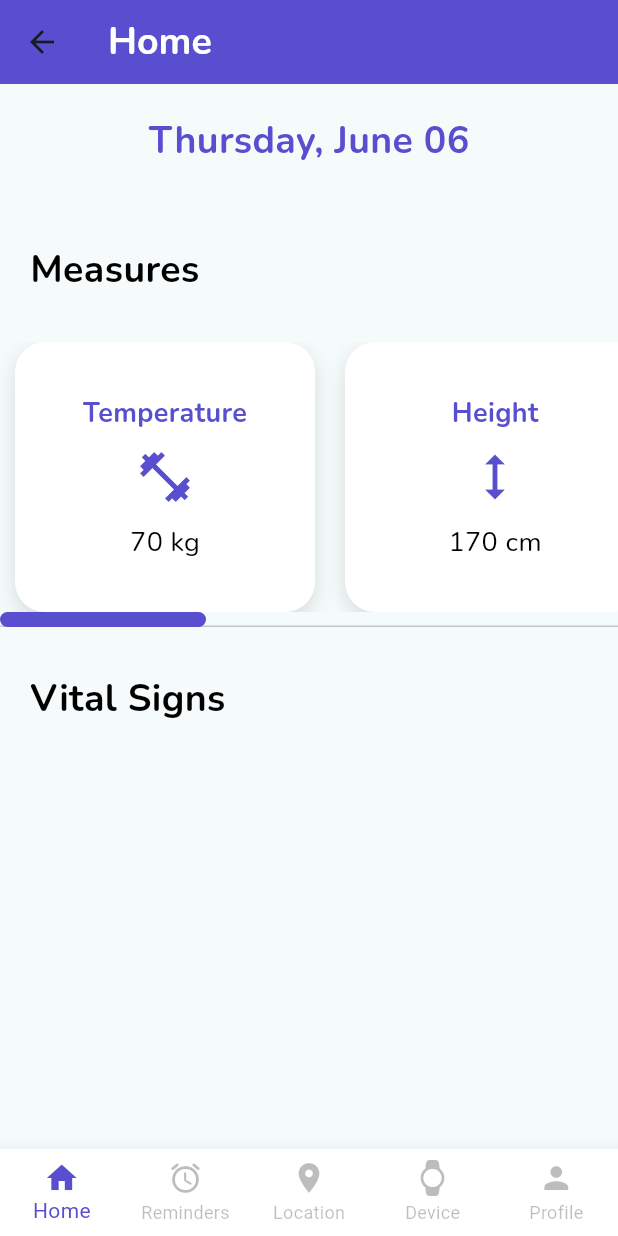
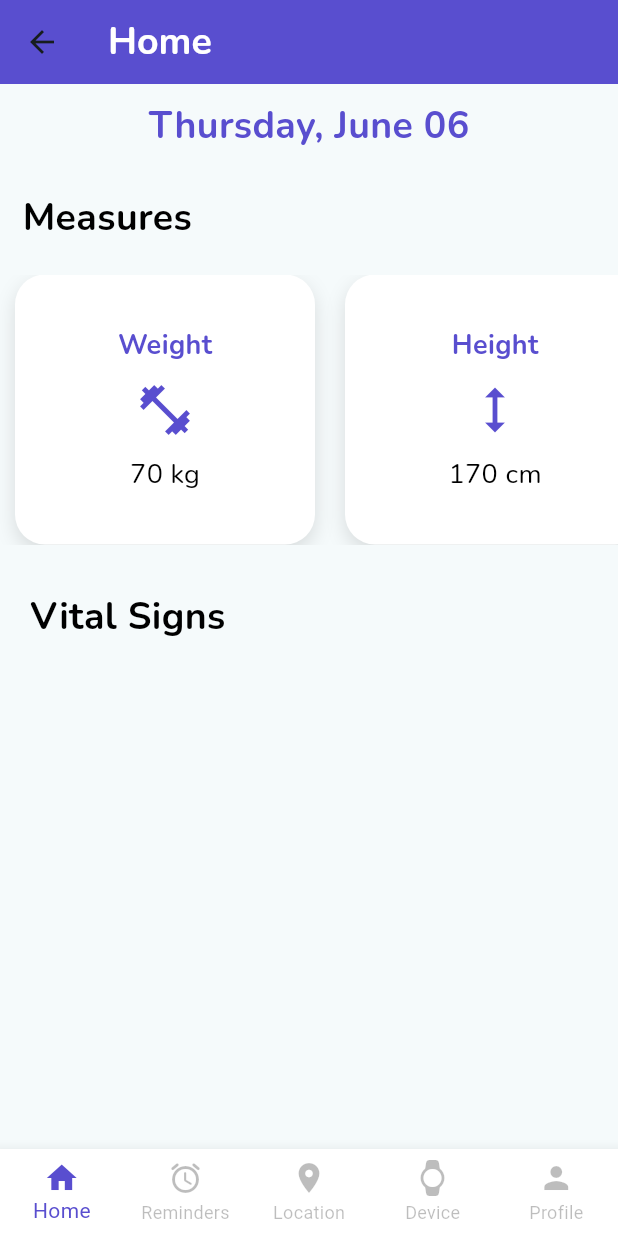
Before and after one commit to OneUp-WS71/mobile-application, a Flutter app: the RegisterKeeperDataScreen screen opened directly, after a tap on "Register", on a phone screen of 412 x 824 dp. Run offline on Flutter 3.47's test engine with Material 3 defaults, Android fonts, the phone set to English and light mode, and no system bars; our stand-ins replace animated_splash_screen.

Commit message:
fix: padding

```diff
--- a/lib/dataManagment/presentation/home/home_screen.dart
+++ b/lib/dataManagment/presentation/home/home_screen.dart
@@ -20,7 +20,7 @@ class HomeScreen extends StatelessWidget {
       body: Column(
         children: [
           Padding(
-              padding: const EdgeInsets.all(20),
+              padding: const EdgeInsets.all(10),
       child: Center(
         child: Text(
             formattedDate,
@@ -33,9 +33,9 @@ class HomeScreen extends StatelessWidget {
       ),
       ),
       ),
-          const SizedBox(height: 10),
+          //const SizedBox(height: 10),
           Container(
-            padding: const EdgeInsets.all(20),
+            padding: const EdgeInsets.all(15),
             alignment: Alignment.centerLeft,
             child: Text(
               'Measures',
@@ -47,14 +47,14 @@ class HomeScreen extends StatelessWidget {
               ),
             ),
           ),
-          const SizedBox(height: 10),
+          const SizedBox(height: 5),
           SizedBox(
             height: 180,
             child: ListView(
               scrollDirection: Axis.horizontal,
               children: const [
                 MeasureBox(
-                  title: 'Temperature',
+                  title: 'Weight',
                   icon: Icons.fitness_center,
                   value: '70 kg',
                 ),
@@ -74,7 +74,7 @@ class HomeScreen extends StatelessWidget {
           ),
 
           //tabBar decorativo
-          Container(
+         /* Container(
             height: 10,
             child: DefaultTabController(
               length: 3,
@@ -93,7 +93,7 @@ class HomeScreen extends StatelessWidget {
                 ],
               ),
             ),
-            ),
+            ),*/
 
           const SizedBox(height: 10),
           Container(
--- a/lib/main.dart
+++ b/lib/main.dart
@@ -12,7 +12,7 @@ class MyApp extends StatelessWidget {
   Widget build(BuildContext context) {
     return MaterialApp(
       debugShowCheckedModeBanner: false,
-      title: 'Flutter Demo',
+      title: 'OneUp',
       theme: ThemeData(
         colorScheme: ColorScheme.fromSeed(seedColor: Colors.white),
         useMaterial3: true,
--- a/lib/reminders/presentation/medicine/reminder_list_medicine_screen.dart
+++ b/lib/reminders/presentation/medicine/reminder_list_medicine_screen.dart
@@ -38,7 +38,7 @@ class ReminderItem extends StatelessWidget {
   @override
   Widget build(BuildContext context) {
     return Card(
-      color: Styles.secondaryColor,
+      color: Colors.white,
       margin: const EdgeInsets.symmetric(vertical: 8, horizontal: 16),
       child: ListTile(
         leading: Icon(Icons.medication_rounded, color: Styles.primaryColor),
--- a/lib/reminders/presentation/medicine/reminder_medicine_screen.dart
+++ b/lib/reminders/presentation/medicine/reminder_medicine_screen.dart
@@ -55,11 +55,12 @@ class ReminderMedicineScreen extends StatelessWidget {
                   ],
                 ),
               ),
+              SizedBox(height: 15),
               const Expanded(
                 child: TabBarView(
                   children: [
                     ReminderListMedicineScreen(),
-                    Center(child: Text('Medical Appointment Tab Content')),
+                    Center(child: Text('Appointment')),
                   ],
                 ),
               ),
--- a/lib/security/presentation/register/register_keeper_data_screen.dart
+++ b/lib/security/presentation/register/register_keeper_data_screen.dart
@@ -7,6 +7,9 @@ class RegisterKeeperDataScreen extends StatelessWidget {
 
   @override
   Widget build(BuildContext context) {
+    double screenHeight = MediaQuery.of(context).size.height;
+    double screenWidth = MediaQuery.of(context).size.width;
+
     return Container(
         decoration: BoxDecoration(
         color: Styles.primaryColor),
@@ -34,9 +37,10 @@ class RegisterKeeperDataScreen extends StatelessWidget {
     children: [
     const SizedBox(height: 20),
     Padding(
-      padding: EdgeInsets.symmetric(horizontal: 25),
+      padding: EdgeInsets.only(left: 20),
+      child: Center(
         child: Text(
-      'Enter information about the older adult',
+        'Enter information of the older adult',
         style: TextStyle(
         fontSize: 28,
         fontFamily: Styles.headingFont,
@@ -45,9 +49,10 @@ class RegisterKeeperDataScreen extends StatelessWidget {
         ),
         ),
       ),
+    ),
     const SizedBox(height: 10),
       Padding(
-        padding:EdgeInsets.only(right: 300),
+        padding:EdgeInsets.only(right: screenWidth * 0.60),
         child: Text(
           'Name',
           style: TextStyle(
@@ -88,7 +93,7 @@ class RegisterKeeperDataScreen extends StatelessWidget {
       ),
     const SizedBox(height: 10),
       Padding(
-        padding:EdgeInsets.only(right: 230),
+        padding:EdgeInsets.only(right: screenWidth * 0.45),
         child: Text(
           'Date of birth',
           style: TextStyle(
@@ -129,7 +134,7 @@ class RegisterKeeperDataScreen extends StatelessWidget {
       ),
     const SizedBox(height: 10),
       Padding(
-        padding:EdgeInsets.only(right: 260),
+        padding:EdgeInsets.only(right: screenWidth * 0.55),
         child: Text(
           'Address',
           style: TextStyle(
@@ -170,7 +175,7 @@ class RegisterKeeperDataScreen extends StatelessWidget {
       ),
     const SizedBox(height: 10),
       Padding(
-        padding:EdgeInsets.only(right: 200),
+        padding:EdgeInsets.only(right: screenWidth * 0.45),
         child: Text(
           'Familly phone',
           style: TextStyle(
@@ -211,7 +216,7 @@ class RegisterKeeperDataScreen extends StatelessWidget {
       ),
     const SizedBox(height: 10),
       Padding(
-        padding:EdgeInsets.only(right: 260),
+        padding:EdgeInsets.only(right: screenWidth * 0.60),
         child: Text(
           'Weight',
           style: TextStyle(
@@ -252,7 +257,7 @@ class RegisterKeeperDataScreen extends StatelessWidget {
       ),
     const SizedBox(height: 10),
       Padding(
-        padding:EdgeInsets.only(right: 260),
+        padding:EdgeInsets.only(right: screenWidth * 0.60),
         child: Text(
           'Height',
           style: TextStyle(
--- a/lib/security/presentation/register/register_keeper_screen.dart
+++ b/lib/security/presentation/register/register_keeper_screen.dart
@@ -55,9 +55,9 @@ class RegisterKeeperScreen extends StatelessWidget {
                           const SizedBox(height: 20),
                             Center(
                               child: Text(
-                              'CREATE A NEW ACCOUNT',
+                                'CREATE NEW ACCOUNT',
                                 style: TextStyle(
-                                fontSize: 28,
+                                  fontSize: 26,
                                   fontFamily: Styles.headingFont,
                                   fontWeight: FontWeight.bold,
                                   color: Styles.primaryColor,
```
Also changed, not shown: lib/reminders/presentation/medicine/widgets/add_new_reminder_screen.dart (+4 -3 lines), pubspec.lock. Lines whose indentation alone changed are shown as unchanged.
